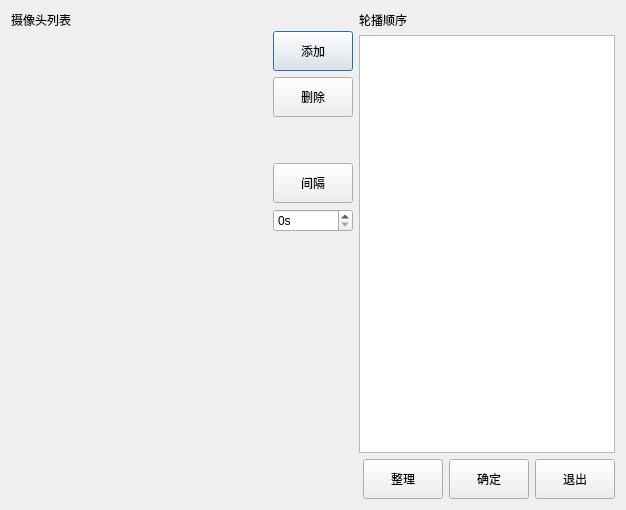
Above: src/playalternatenewdialog.ui from ch593030323/video-watcher before the change. Below: the same form after it.
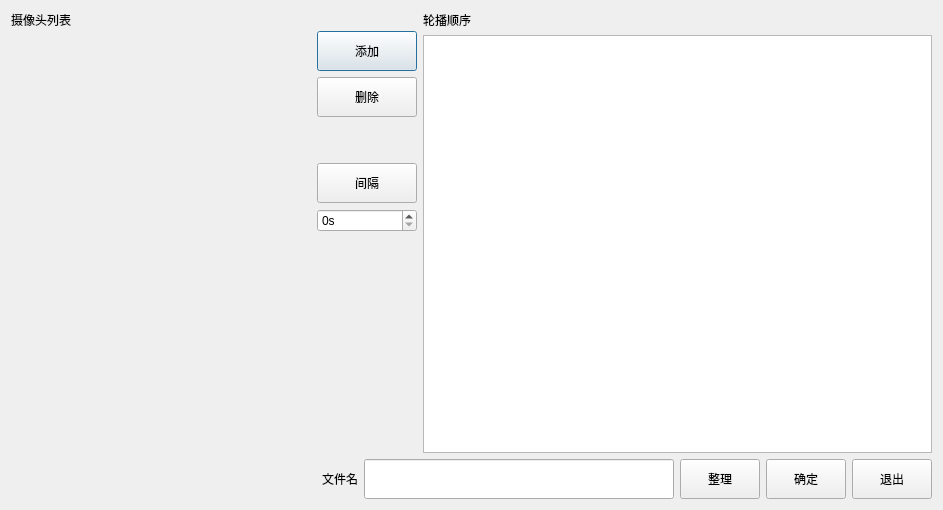
That is the form after the change. Custom widgets are drawn as their Qt base class.

The edit to the form file:
```diff
--- a/src/playalternatenewdialog.ui
+++ b/src/playalternatenewdialog.ui
@@ -6,18 +6,43 @@
    <rect>
     <x>0</x>
     <y>0</y>
-    <width>626</width>
+    <width>943</width>
     <height>510</height>
    </rect>
   </property>
   <property name="windowTitle">
    <string>Dialog</string>
   </property>
-  <layout class="QVBoxLayout" name="verticalLayout_4">
+  <layout class="QVBoxLayout" name="verticalLayout_4" stretch="1,0">
    <item>
-    <layout class="QHBoxLayout" name="horizontalLayout_2" stretch="1,0,1">
+    <layout class="QHBoxLayout" name="horizontalLayout_2" stretch="0,0,1">
      <item>
+      <widget class="QFrame" name="frame_camera">
+       <property name="minimumSize">
+        <size>
+         <width>300</width>
+         <height>0</height>
+        </size>
+       </property>
+       <property name="maximumSize">
+        <size>
+         <width>300</width>
+         <height>16777215</height>
+        </size>
+       </property>
       <layout class="QVBoxLayout" name="verticalLayout_3" stretch="0,1">
+        <property name="leftMargin">
+         <number>0</number>
+        </property>
+        <property name="topMargin">
+         <number>0</number>
+        </property>
+        <property name="rightMargin">
+         <number>0</number>
+        </property>
+        <property name="bottomMargin">
+         <number>0</number>
+        </property>
        <item>
         <widget class="QLabel" name="label">
          <property name="text">
@@ -29,6 +54,7 @@
         <widget class="TreeVideoViewSearchUrl" name="treeView" native="true"/>
        </item>
       </layout>
+      </widget>
      </item>
      <item>
       <layout class="QVBoxLayout" name="verticalLayout" stretch="0,0,0,0,0,0,1">
@@ -43,7 +69,7 @@
         <widget class="QPushButton" name="pushButton_add">
          <property name="minimumSize">
           <size>
-           <width>80</width>
+           <width>100</width>
            <height>40</height>
           </size>
          </property>
@@ -56,7 +82,7 @@
         <widget class="QPushButton" name="pushButton_del">
          <property name="minimumSize">
           <size>
-           <width>80</width>
+           <width>100</width>
            <height>40</height>
           </size>
          </property>
@@ -82,7 +108,7 @@
         <widget class="QPushButton" name="pushButton_add_gap">
          <property name="minimumSize">
           <size>
-           <width>80</width>
+           <width>100</width>
            <height>40</height>
           </size>
          </property>
@@ -144,6 +170,23 @@
        </property>
       </spacer>
      </item>
+     <item>
+      <widget class="QLabel" name="label_4">
+       <property name="text">
+        <string>文件名</string>
+       </property>
+      </widget>
+     </item>
+     <item>
+      <widget class="QLineEdit" name="lineEdit">
+       <property name="sizePolicy">
+        <sizepolicy hsizetype="Expanding" vsizetype="Expanding">
+         <horstretch>0</horstretch>
+         <verstretch>0</verstretch>
+        </sizepolicy>
+       </property>
+      </widget>
+     </item>
      <item>
       <widget class="QPushButton" name="pushButton_adjust">
        <property name="minimumSize">
```
Lines whose indentation alone changed are shown as unchanged.
